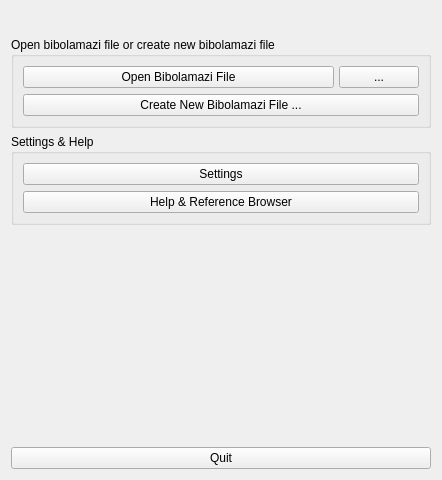
Old version of the form gui/bibolamazi_gui/startupwidget.ui in the repository phfaist/bibolamazi.
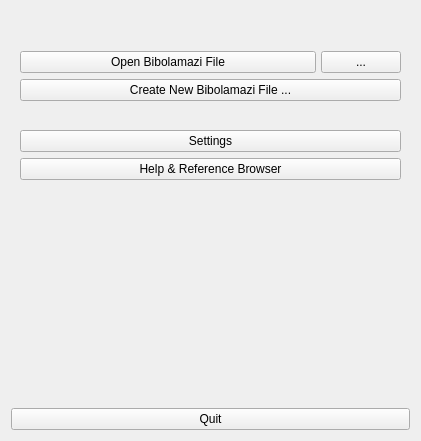
New version of the form. Icons and pictures are not drawn.

The edit to the form file:
```diff
--- a/gui/bibolamazi_gui/startupwidget.ui
+++ b/gui/bibolamazi_gui/startupwidget.ui
@@ -6,8 +6,8 @@
    <rect>
     <x>0</x>
     <y>0</y>
-    <width>442</width>
-    <height>480</height>
+    <width>421</width>
+    <height>441</height>
    </rect>
   </property>
   <property name="windowTitle">
@@ -58,10 +58,23 @@
     </layout>
    </item>
    <item>
-    <widget class="QGroupBox" name="groupBox">
-     <property name="title">
-      <string>Open bibolamazi file or create new bibolamazi file</string>
+    <spacer name="verticalSpacer_3">
+     <property name="orientation">
+      <enum>Qt::Vertical</enum>
      </property>
+     <property name="sizeType">
+      <enum>QSizePolicy::Fixed</enum>
+     </property>
+     <property name="sizeHint" stdset="0">
+      <size>
+       <width>20</width>
+       <height>5</height>
+      </size>
+     </property>
+    </spacer>
+   </item>
+   <item>
+    <widget class="QFrame" name="frame">
      <layout class="QGridLayout" name="gridLayout">
       <property name="horizontalSpacing">
        <number>5</number>
@@ -97,10 +110,23 @@
     </widget>
    </item>
    <item>
-    <widget class="QGroupBox" name="groupBox_2">
-     <property name="title">
-      <string>Settings &amp;&amp; Help</string>
+    <spacer name="verticalSpacer_2">
+     <property name="orientation">
+      <enum>Qt::Vertical</enum>
      </property>
+     <property name="sizeType">
+      <enum>QSizePolicy::Fixed</enum>
+     </property>
+     <property name="sizeHint" stdset="0">
+      <size>
+       <width>20</width>
+       <height>5</height>
+      </size>
+     </property>
+    </spacer>
+   </item>
+   <item>
+    <widget class="QFrame" name="frame_2">
      <layout class="QGridLayout" name="gridLayout_2">
       <item row="0" column="0">
        <widget class="QPushButton" name="btnSettings">
@@ -119,6 +145,22 @@
      </layout>
     </widget>
    </item>
+   <item>
+    <spacer name="verticalSpacer_4">
+     <property name="orientation">
+      <enum>Qt::Vertical</enum>
+     </property>
+     <property name="sizeType">
+      <enum>QSizePolicy::Fixed</enum>
+     </property>
+     <property name="sizeHint" stdset="0">
+      <size>
+       <width>20</width>
+       <height>5</height>
+      </size>
+     </property>
+    </spacer>
+   </item>
    <item>
     <spacer name="verticalSpacer">
      <property name="orientation">
```
